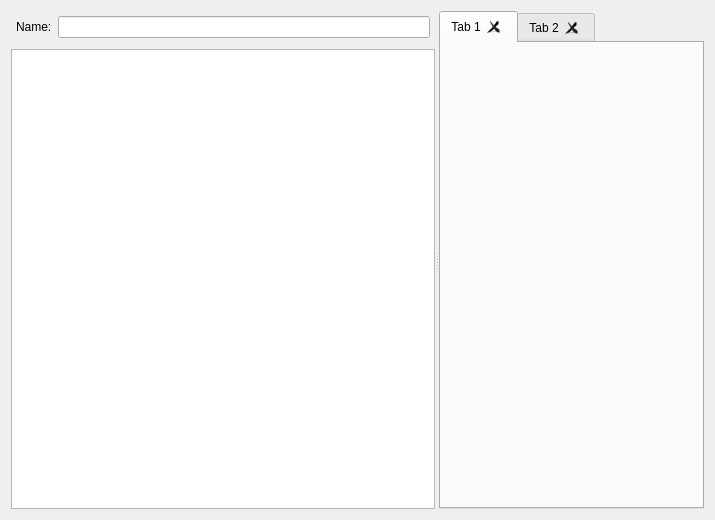
Old version of the form src/forms/math_library_editor.ui in the repository DinoZAR/CentralAccessReader.
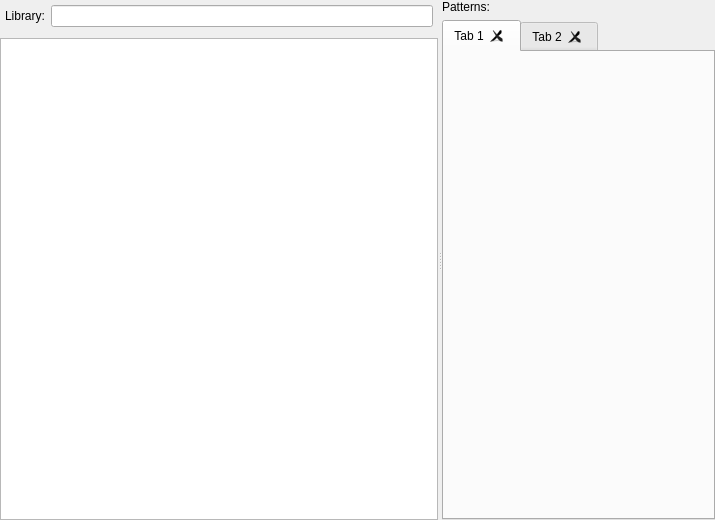
New version of the form.

Commit message: Worked more on math integration with new math library system. Also added a large list of languages and their codes.

```diff
--- a/src/forms/math_library_editor.ui
+++ b/src/forms/math_library_editor.ui
@@ -13,7 +13,10 @@
   <property name="windowTitle">
    <string>Math Library Editor</string>
   </property>
-  <layout class="QVBoxLayout" name="verticalLayout_2">
+  <layout class="QVBoxLayout" name="verticalLayout_3">
+   <property name="margin">
+    <number>0</number>
+   </property>
    <item>
     <widget class="QSplitter" name="splitter">
      <property name="orientation">
@@ -29,7 +32,7 @@
          <item>
           <widget class="QLabel" name="label">
            <property name="text">
-            <string>Name:</string>
+            <string>Library:</string>
            </property>
           </widget>
          </item>
@@ -47,6 +50,19 @@
        </item>
       </layout>
      </widget>
+     <widget class="QWidget" name="">
+      <layout class="QVBoxLayout" name="verticalLayout_2">
+       <item>
+        <widget class="QLabel" name="label_2">
+         <property name="text">
+          <string>Patterns:</string>
+         </property>
+         <property name="margin">
+          <number>5</number>
+         </property>
+        </widget>
+       </item>
+       <item>
      <widget class="QTabWidget" name="patternTabs">
       <property name="currentIndex">
        <number>0</number>
@@ -67,6 +83,9 @@
         <string>Tab 2</string>
        </attribute>
       </widget>
+        </widget>
+       </item>
+      </layout>
      </widget>
     </widget>
    </item>
```
Lines whose indentation alone changed are shown as unchanged. The commit also changes 16 other files.
